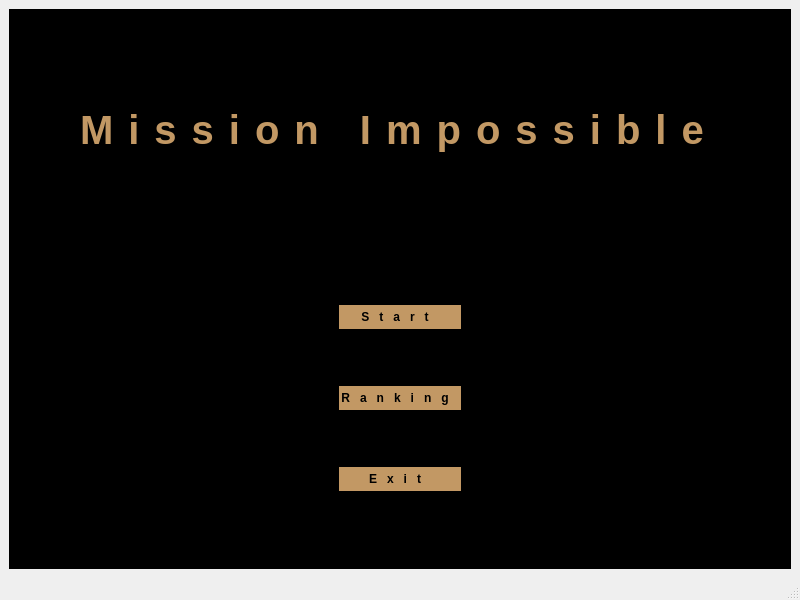
nikonowiczp/mission-impossible, file mainwindow.ui: the form before one commit.
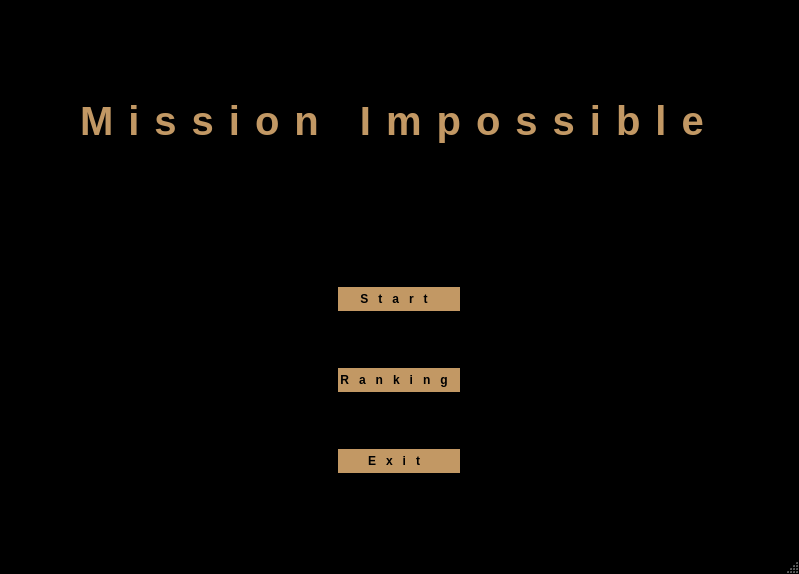
The form after the commit.

Commit message: Make all the background black

What changed in the file:
```diff
--- a/mainwindow.ui
+++ b/mainwindow.ui
@@ -6,14 +6,24 @@
    <rect>
     <x>0</x>
     <y>0</y>
-    <width>800</width>
-    <height>600</height>
+    <width>799</width>
+    <height>574</height>
    </rect>
   </property>
   <property name="windowTitle">
    <string>MainWindow</string>
   </property>
+  <property name="styleSheet">
+   <string notr="true">#MainWindow {
+background-color: black;
+}</string>
+  </property>
   <widget class="QWidget" name="centralwidget">
+   <property name="styleSheet">
+    <string notr="true">#centralwidget {
+background-color: black;
+}</string>
+   </property>
    <layout class="QVBoxLayout" name="verticalLayout">
     <item>
      <widget class="QStackedWidget" name="stackedWidget">
```
Left out of the diff: 2 changed lines with no effect on the pictures.
